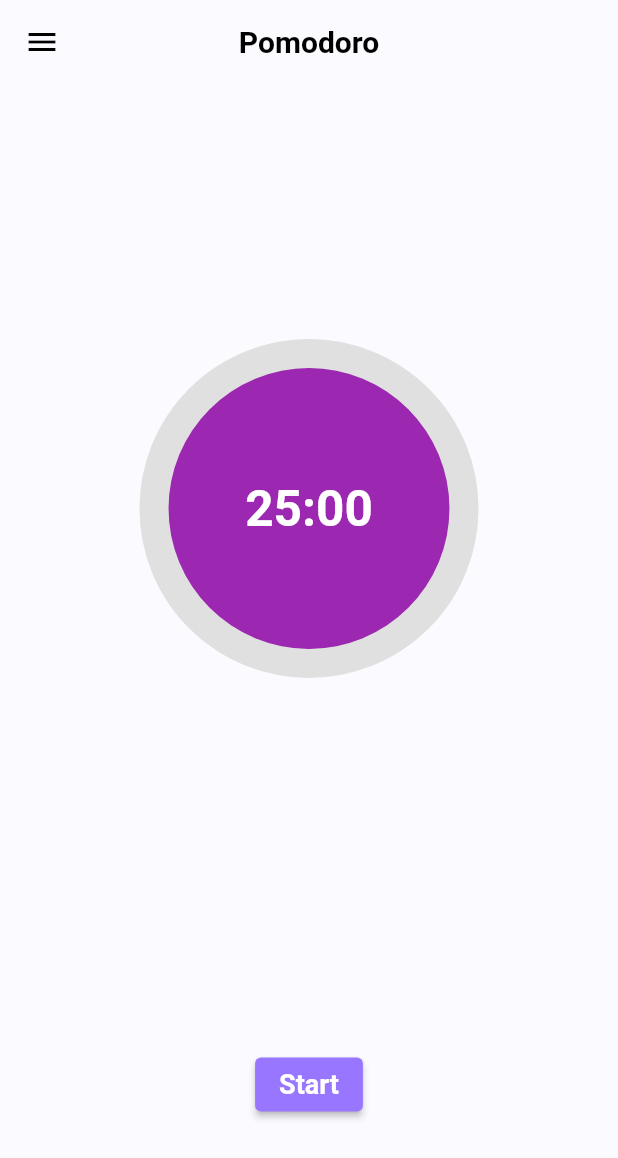
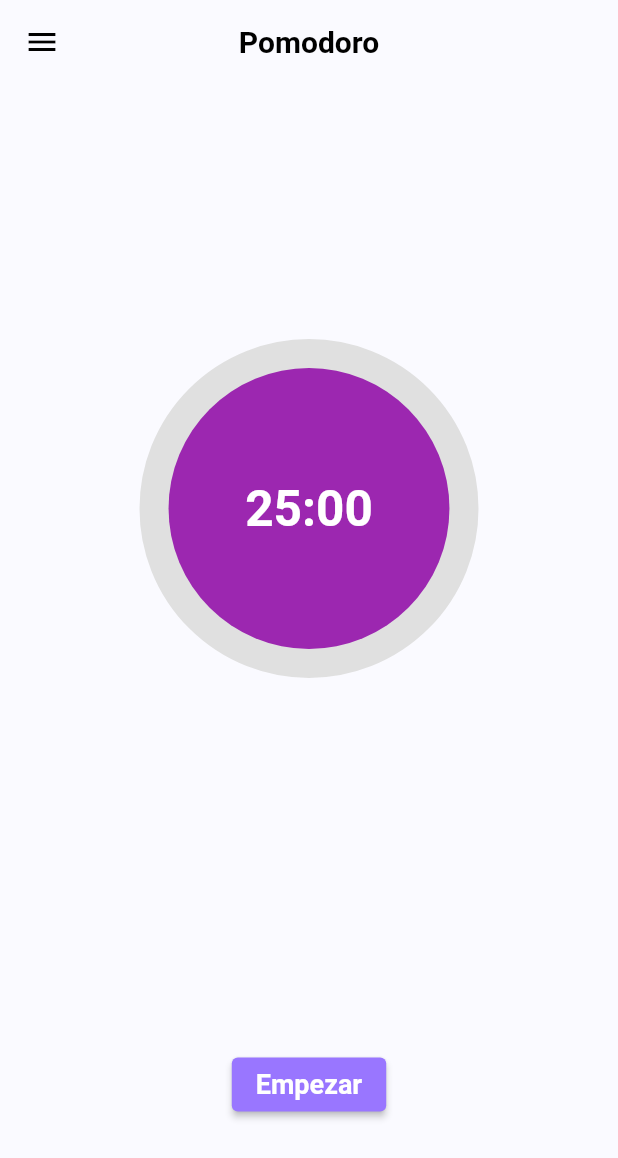
Before and after one commit to migue3210/tb_jam, a Flutter app: the PomodoroScreen screen opened directly, on a phone screen of 412 x 824 dp. Shown: the top 1158 px of the screen. Run offline on Flutter 3.47's test engine with Material 2 defaults, Android fonts, the light colour scheme and no system bars; drawn by our look-alikes of circular_countdown_timer; our stand-ins replace calendar_timeline, cloud_firestore, firebase_auth, firebase_core, google_fonts, google_sign_in; accounts and stored records are empty.

Commit message:
update name and pomodoro text

```diff
--- a/lib/screens/pomodoro/components/body.dart
+++ b/lib/screens/pomodoro/components/body.dart
@@ -56,7 +56,7 @@ class _BodyState extends State<Body> {
                     });
                   },
                   child: Text(
-                    'Start',
+                    'Empezar',
                     style: GoogleFonts.roboto(
                       fontSize: 18,
                       fontWeight: FontWeight.bold,
@@ -74,7 +74,7 @@ class _BodyState extends State<Body> {
                     });
                   },
                   child: Text(
-                    'finish',
+                    'Finalizar',
                     style: GoogleFonts.roboto(
                       fontSize: 18,
                       fontWeight: FontWeight.bold,
```
Also changed, not shown: 1 other file.
